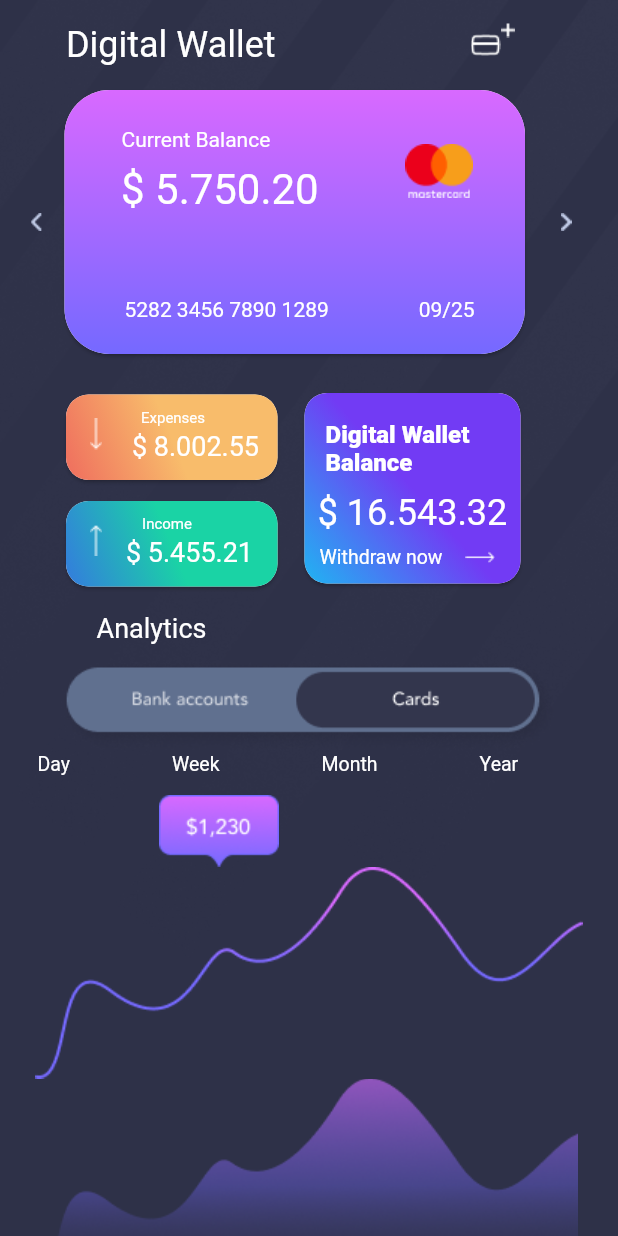
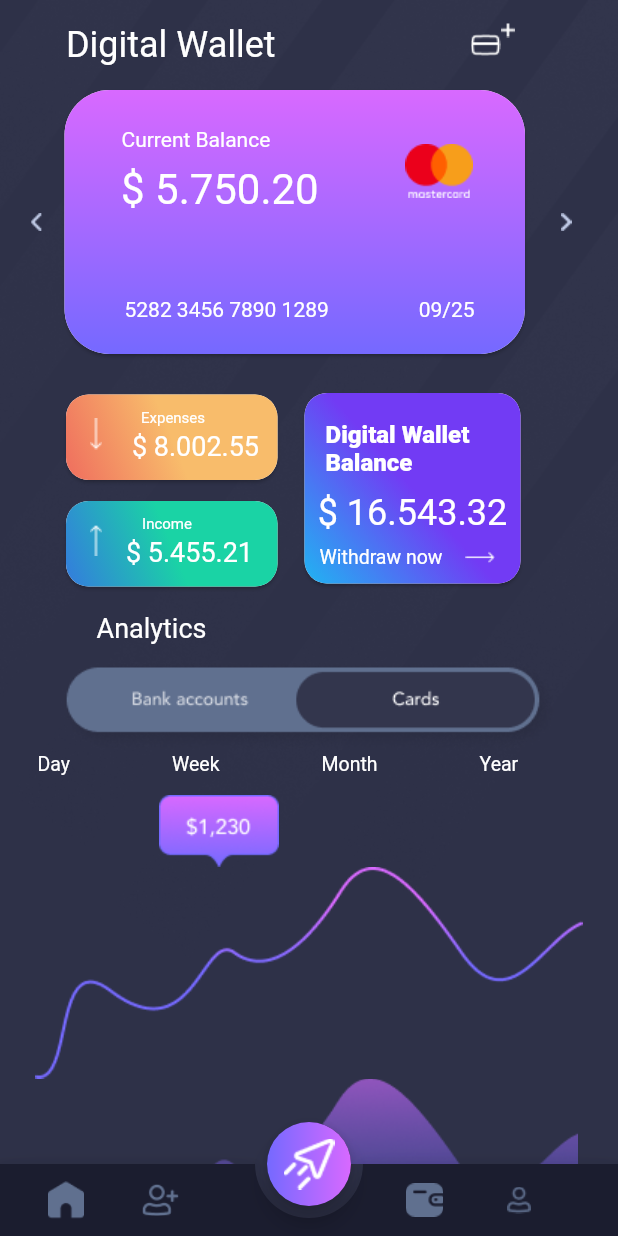
Before and after one commit to Giselz/interwise, a Flutter app: the screen it shows after launch, on a phone screen of 412 x 824 dp. Run offline on Flutter 3.47's test engine with Material 2 defaults, Android fonts, the phone set to English and light mode, and no system bars.

Commit message:
Adicao do bottom app bar na page Digital Wallet

```diff
--- a/lib/pages/digital_wallet.dart
+++ b/lib/pages/digital_wallet.dart
@@ -1,4 +1,5 @@
 import 'package:flutter/material.dart';
+import 'package:interwise/pages/widgets/bottom_app_bar.dart';
 import 'package:interwise/pages/widgets/digital_wallet_widgets/card_digital_wallet_balance.dart';
 import 'package:interwise/pages/widgets/digital_wallet_widgets/cards_income_expenses.dart';
 import 'package:interwise/pages/widgets/digital_wallet_widgets/cards_digital_wallet.dart';
@@ -179,7 +180,33 @@ class PageDigitalWallet extends StatelessWidget {
             ],
           ),
         ),
-      )),
+      )
+      ),
+      bottomNavigationBar: const BottomWidget(),
+      floatingActionButton: FloatingActionButton(
+        child: Container(
+          width: 60.0,
+          height: 60.0,
+          child: Image.asset('assets/arrow.png',
+            width: 34.0,
+            height: 34.0,
+        ),
+          decoration: const BoxDecoration(
+            shape: BoxShape.circle,
+            gradient: LinearGradient(
+              begin: Alignment.centerLeft,
+              end: Alignment.centerRight,
+              stops: [0.0, 1.0],
+              colors: [
+                Color(0xFF7569FF),
+                Color(0xFFD869FF)
+              ],
+            ),
+          ),
+        ),
+        onPressed: () {},
+      ),
+        floatingActionButtonLocation: FloatingActionButtonLocation.centerDocked,
     );
   }
 }
--- a/lib/pages/widgets/bottom_app_bar.dart
+++ b/lib/pages/widgets/bottom_app_bar.dart
@@ -14,7 +14,6 @@ class _BottomWidgetState extends State<BottomWidget>{
       opacity: 0,
       child: IconButton(
       icon: Image.asset('assets/arrow.png'), onPressed: () {}),
-      //icon: Icon(Icons.no_cell), onPressed: null),
       );
     return BottomAppBar(
       color: const Color(0xFF1B1D2F),
@@ -24,32 +23,37 @@ class _BottomWidgetState extends State<BottomWidget>{
       ),
       notchMargin: 8,
       child: Row(
-        mainAxisAlignment: MainAxisAlignment.spaceEvenly,
         children: [
-          IconButton(
-            icon: Image.asset('assets/home.png',
-            width: 27.0,
-            height: 27.0,), onPressed: () {},
+          Padding(
+            padding: const EdgeInsets.only(left: 20.0, right: 15.0),
+            child: IconButton(
+              icon: Image.asset('assets/home.png',
+              width: 25.0,
+              height: 25.0,), onPressed: () {},
+            ),
           ),
           IconButton(
             icon: Image.asset('assets/add_person.png',
-            width: 27.0,
-            height: 27.0,), onPressed: () {},
+            width: 25.0,
+            height: 25.0,), onPressed: () {},
           ),
-          /*buildTabItem(
-            index: 1,
-            icon: const Icon(Icons.account_balance_wallet),
-          ),*/
           placeholder,
-          IconButton(
-            icon: Image.asset('assets/wallet.png',
-            width: 27.0,
-            height: 27.0,), onPressed: () {},
+          Padding(
+            padding: const EdgeInsets.only(left: 80.0, right: 15.0),
+            child: IconButton(
+              icon: Image.asset('assets/wallet.png',
+              width: 25.0,
+              height: 25.0,), onPressed: () {},
+            ),
           ),
-          IconButton(
-            icon: Image.asset('assets/add_person.png',
-            width: 27.0,
-            height: 27.0,), onPressed: () {},
+          Padding(
+            padding: const EdgeInsets.only(right: 10.0),
+            child: IconButton(
+              icon: Image.asset('assets/person.png',
+              color: const Color(0xFF60708F),
+              width: 50.0,
+              height: 50.0,), onPressed: () {},
+            ),
           ),
         ],
       ),
```
